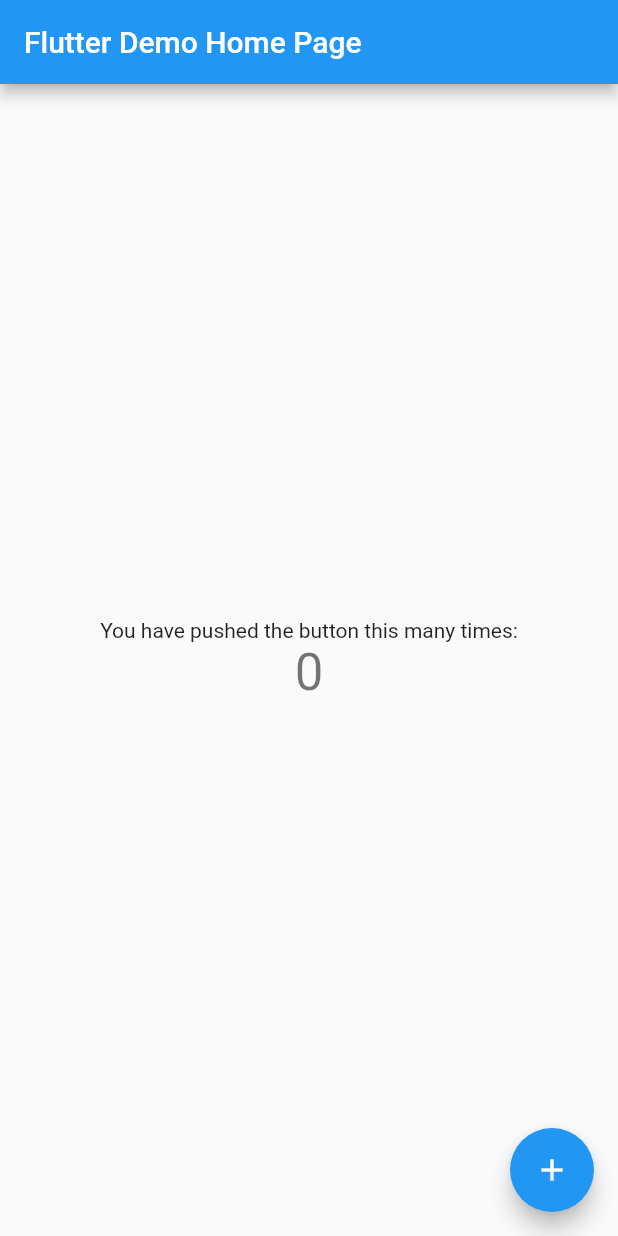
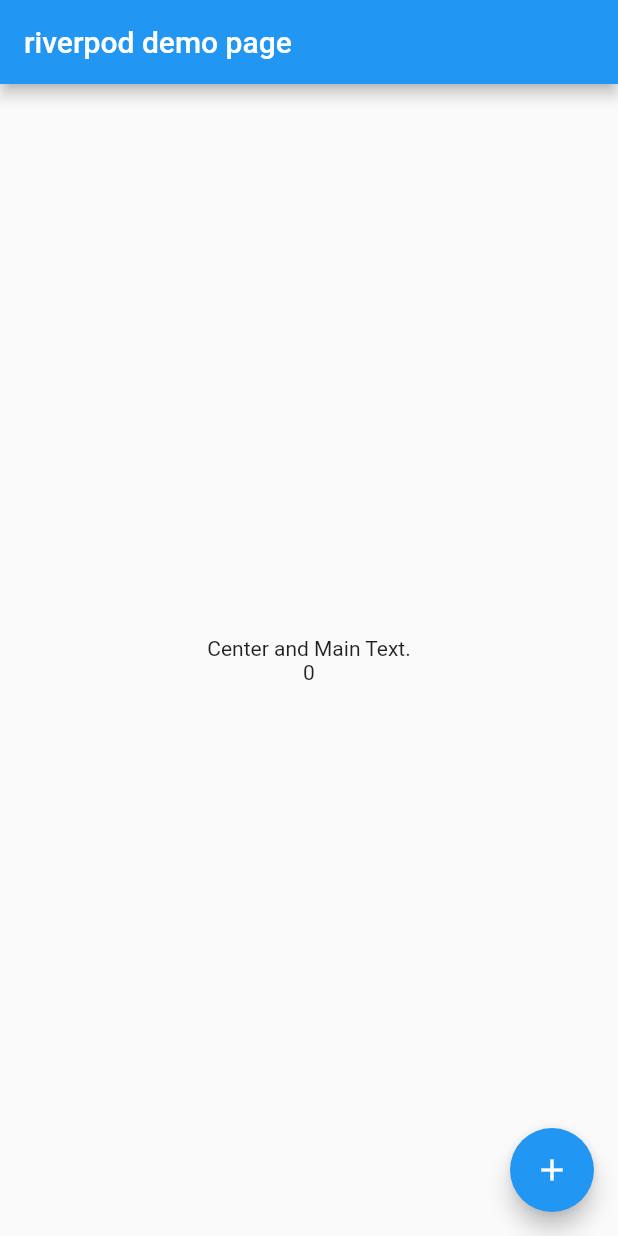
Before and after one commit to TaiyoMaruyama/flutter_practice_riverpod, a Flutter app: the screen it shows after launch, on a phone screen of 412 x 824 dp. Run offline on Flutter 3.47's test engine with Material 2 defaults, Android fonts, the phone set to English and light mode, and no system bars; our stand-ins replace flutter_riverpod.

Commit message:
use ConsumerStatefulWidget.

```diff
--- a/lib/main.dart
+++ b/lib/main.dart
@@ -1,5 +1,6 @@
 import 'package:flutter/material.dart';
 import 'package:flutter_riverpod/flutter_riverpod.dart';
+import 'package:plactice_riverpod/provider.dart';
 
 void main() {
   runApp(const ProviderScope(child: MyApp()));
@@ -12,55 +13,43 @@
   @override
   Widget build(BuildContext context) {
     return MaterialApp(
-      title: 'Flutter Demo',
       theme: ThemeData(
         primarySwatch: Colors.blue,
       ),
-      home: const MyHomePage(title: 'Flutter Demo Home Page'),
+      home: MyHomePage(),
     );
   }
 }
 
-class MyHomePage extends StatefulWidget {
-  const MyHomePage({super.key, required this.title});
-
-  final String title;
-
+class MyHomePage extends ConsumerStatefulWidget {
   @override
-  State<MyHomePage> createState() => _MyHomePageState();
+  ConsumerState<MyHomePage> createState() => _MyHomePageState();
 }
 
-class _MyHomePageState extends State<MyHomePage> {
-  int _counter = 0;
-
-  void _incrementCounter() {
-    setState(() {
-      _counter++;
-    });
-  }
-
+class _MyHomePageState extends ConsumerState<MyHomePage> {
   @override
   Widget build(BuildContext context) {
     return Scaffold(
       appBar: AppBar(
-        title: Text(widget.title),
+        title: Text(
+          ref.watch(titleProvider),
+        ),
       ),
       body: Center(
         child: Column(
           mainAxisAlignment: MainAxisAlignment.center,
-          children: <Widget>[
-            const Text(
-              'You have pushed the button this many times:',
+          children: [
+            Text(
+              ref.watch(mainText),
             ),
             Text(
-              '$_counter',
-              style: Theme.of(context).textTheme.headline4,
+              ref.watch(countProvider).toString(),
             ),
           ],
         ),
       ),
       floatingActionButton: FloatingActionButton(
-        onPressed: _incrementCounter,
+        onPressed: () => ref.read(countProvider.notifier).state++,
         tooltip: 'Increment',
         child: const Icon(Icons.add),
       ),
--- /dev/null
+++ b/lib/provider.dart
@@ -0,0 +1,7 @@
+import 'package:flutter_riverpod/flutter_riverpod.dart';
+
+final titleProvider = Provider((ref) => 'riverpod demo page');
+
+final mainText = Provider((ref) => 'Center and Main Text.');
+
+final countProvider = StateProvider<int>((ref) => 0);
```
